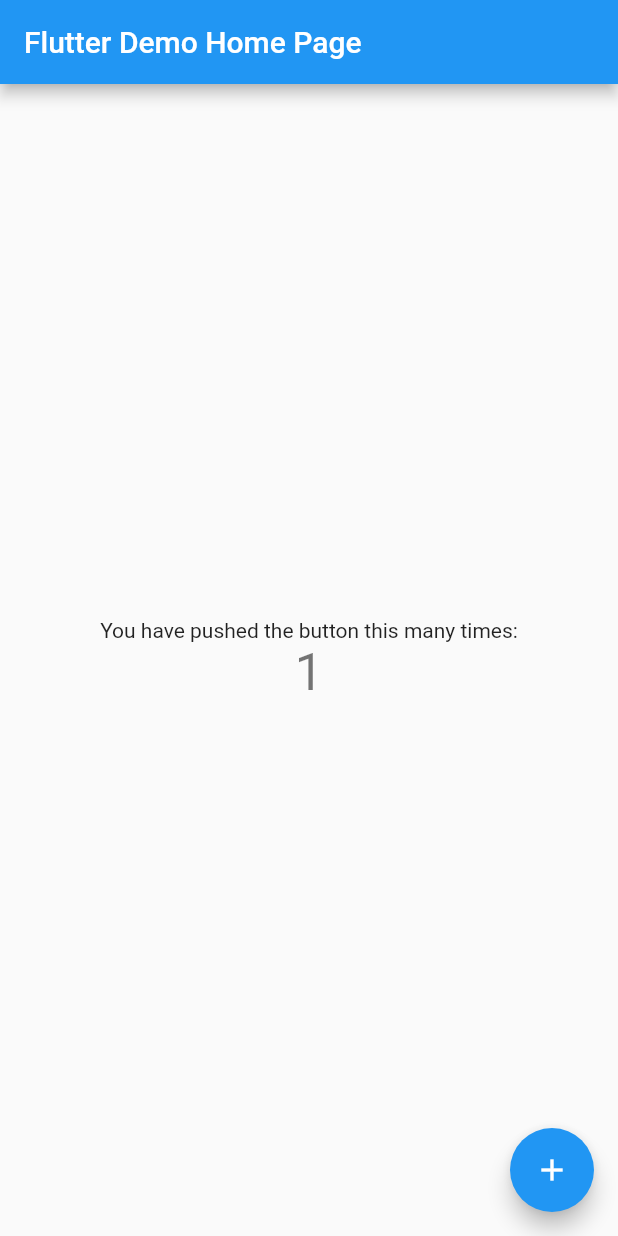
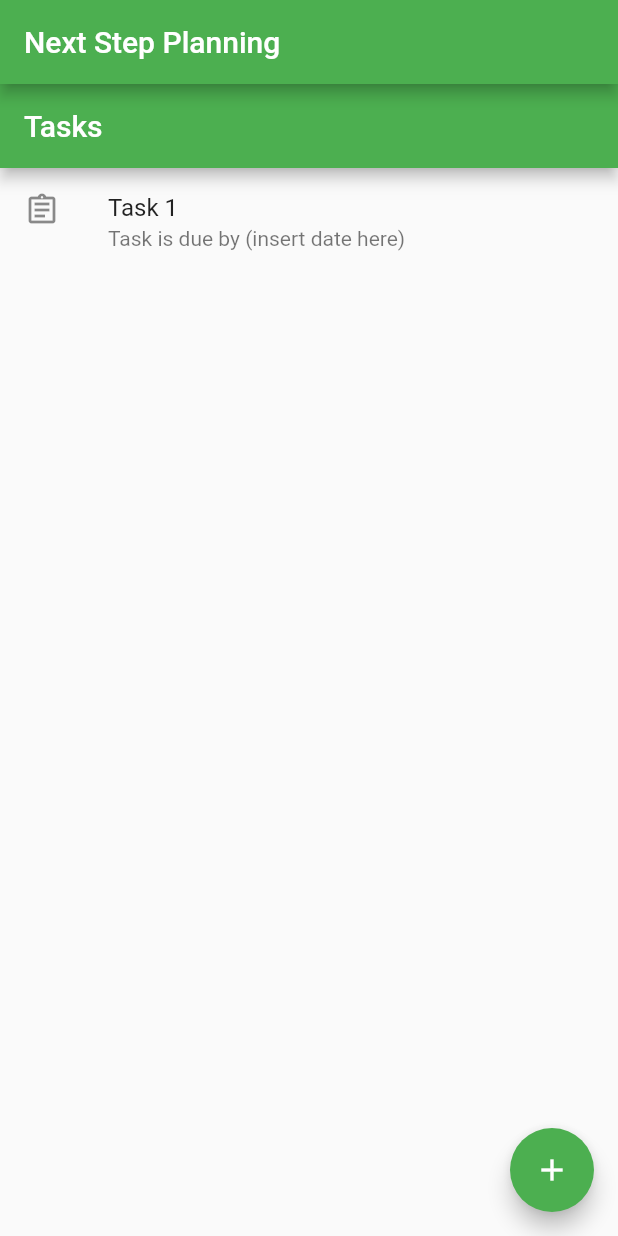
Before and after one commit to OmarIT555/NextStepPlanningApp, a Flutter app: the screen it shows after launch, after a tap on the "add" icon, on a phone screen of 412 x 824 dp. Run offline on Flutter 3.47's test engine with Material 2 defaults, Android fonts, the phone set to English and light mode, and no system bars.

Commit message:
Created a way to create tasks, currently uses a FAB to create each task

```diff
--- a/lib/main.dart
+++ b/lib/main.dart
@@ -9,105 +9,70 @@
   @override
   Widget build(BuildContext context) {
     return MaterialApp(
-      title: 'Flutter Demo',
+      title: 'Next Step Planning',
       theme: ThemeData(
-        // This is the theme of your application.
-        //
-        // Try running your application with "flutter run". You'll see the
-        // application has a blue toolbar. Then, without quitting the app, try
-        // changing the primarySwatch below to Colors.green and then invoke
-        // "hot reload" (press "r" in the console where you ran "flutter run",
-        // or simply save your changes to "hot reload" in a Flutter IDE).
-        // Notice that the counter didn't reset back to zero; the application
-        // is not restarted.
-        primarySwatch: Colors.blue,
+        primarySwatch: Colors.green,
       ),
-      home: MyHomePage(title: 'Flutter Demo Home Page'),
+      home:
+      Scaffold(
+        appBar: AppBar(title: Text("Next Step Planning")),
+        body: MyHomePage(),
+      ),
     );
   }
 }
 
-class MyHomePage extends StatefulWidget {
-  MyHomePage({Key key, this.title}) : super(key: key);
 
-  // This widget is the home page of your application. It is stateful, meaning
-  // that it has a State object (defined below) that contains fields that affect
-  // how it looks.
-
-  // This class is the configuration for the state. It holds the values (in this
-  // case the title) provided by the parent (in this case the App widget) and
-  // used by the build method of the State. Fields in a Widget subclass are
-  // always marked "final".
-
-  final String title;
-
-  @override
-  _MyHomePageState createState() => _MyHomePageState();
+// Creates tasks
+ListView listViewBuilder(int count){
+  return ListView.builder(
+    itemCount: count,
+    itemBuilder: (_, index){
+      return ListTile(
+        title: Text("Task " + (index + 1).toString()),
+          subtitle: Text("Task is due by (insert date here)"),
+        leading: Icon(Icons.assignment_outlined),
+      );
+    },
+  );
 }
 
+
+class MyHomePage extends StatefulWidget {
+  @override
+  State<StatefulWidget> createState() {
+    return _MyHomePageState();
+  }
+}
+
+
 class _MyHomePageState extends State<MyHomePage> {
-  int _counter = 0;
-
+  int count = 0;
+  // Used with the Floating Action Button (For now) Keeps track of how many times it's pressed
   void _incrementCounter() {
     setState(() {
-      // This call to setState tells the Flutter framework that something has
-      // changed in this State, which causes it to rerun the build method below
-      // so that the display can reflect the updated values. If we changed
-      // _counter without calling setState(), then the build method would not be
-      // called again, and so nothing would appear to happen.
-      _counter++;
+      count++;
     });
   }
 
+  //Builds The App
   @override
   Widget build(BuildContext context) {
-    // This method is rerun every time setState is called, for instance as done
-    // by the _incrementCounter method above.
-    //
-    // The Flutter framework has been optimized to make rerunning build methods
-    // fast, so that you can just rebuild anything that needs updating rather
-    // than having to individually change instances of widgets.
     return Scaffold(
       appBar: AppBar(
-        // Here we take the value from the MyHomePage object that was created by
-        // the App.build method, and use it to set our appbar title.
-        title: Text(widget.title),
+        title: Text("Tasks"),
       ),
       body: Center(
-        // Center is a layout widget. It takes a single child and positions it
-        // in the middle of the parent.
-        child: Column(
-          // Column is also a layout widget. It takes a list of children and
-          // arranges them vertically. By default, it sizes itself to fit its
-          // children horizontally, and tries to be as tall as its parent.
-          //
-          // Invoke "debug painting" (press "p" in the console, choose the
-          // "Toggle Debug Paint" action from the Flutter Inspector in Android
-          // Studio, or the "Toggle Debug Paint" command in Visual Studio Code)
-          // to see the wireframe for each widget.
-          //
-          // Column has various properties to control how it sizes itself and
-          // how it positions its children. Here we use mainAxisAlignment to
-          // center the children vertically; the main axis here is the vertical
-          // axis because Columns are vertical (the cross axis would be
-          // horizontal).
-          mainAxisAlignment: MainAxisAlignment.center,
-          children: <Widget>[
-            Text(
-              'You have pushed the button this many times:',
-            ),
-            Text(
-              '$_counter',
-              style: Theme.of(context).textTheme.headline4,
-            ),
-          ],
-        ),
+        child:  listViewBuilder(count),
       ),
       floatingActionButton: FloatingActionButton(
         onPressed: _incrementCounter,
-        tooltip: 'Increment',
+        tooltip: 'Add Task',
         child: Icon(Icons.add),
       ), // This trailing comma makes auto-formatting nicer for build methods.
     );
   }
+
+
+
 }
```
